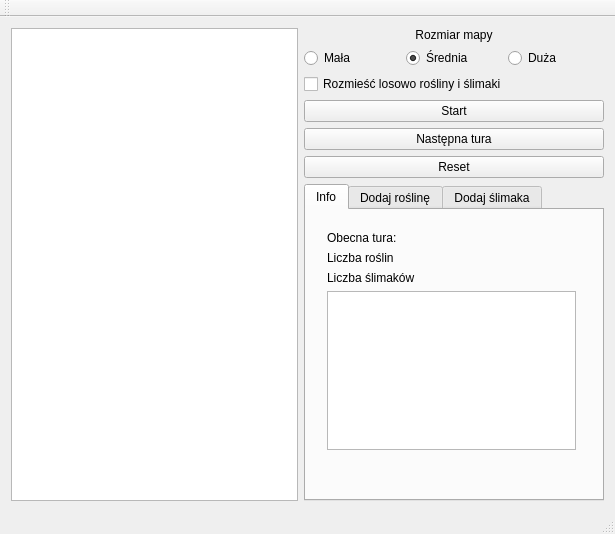
Before: the Qt Designer form mainwindow.ui in KarolStachurka/PJC, drawn with Qt 5.
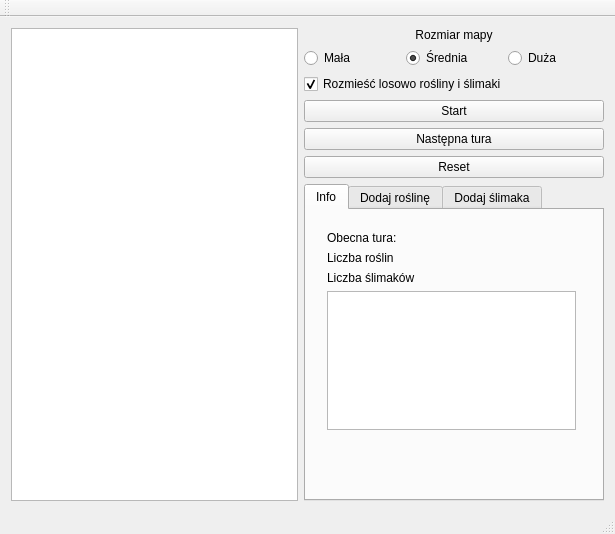
After: the same form once the commit is applied. The open tabs and pages were chosen to show the change.

Patch:
```diff
--- a/mainwindow.ui
+++ b/mainwindow.ui
@@ -118,6 +118,9 @@
             <property name="text">
              <string>Rozmieść losowo rośliny i ślimaki</string>
             </property>
+            <property name="checked">
+             <bool>true</bool>
+            </property>
            </widget>
           </item>
          </layout>
@@ -252,6 +255,19 @@
              <item>
               <widget class="QPlainTextEdit" name="plainTextEdit"/>
              </item>
+             <item>
+              <spacer name="horizontalSpacer">
+               <property name="orientation">
+                <enum>Qt::Horizontal</enum>
+               </property>
+               <property name="sizeHint" stdset="0">
+                <size>
+                 <width>40</width>
+                 <height>20</height>
+                </size>
+               </property>
+              </spacer>
+             </item>
             </layout>
            </widget>
           </widget>
```
Left out of the diff: 2 changed lines with no effect on the pictures.
